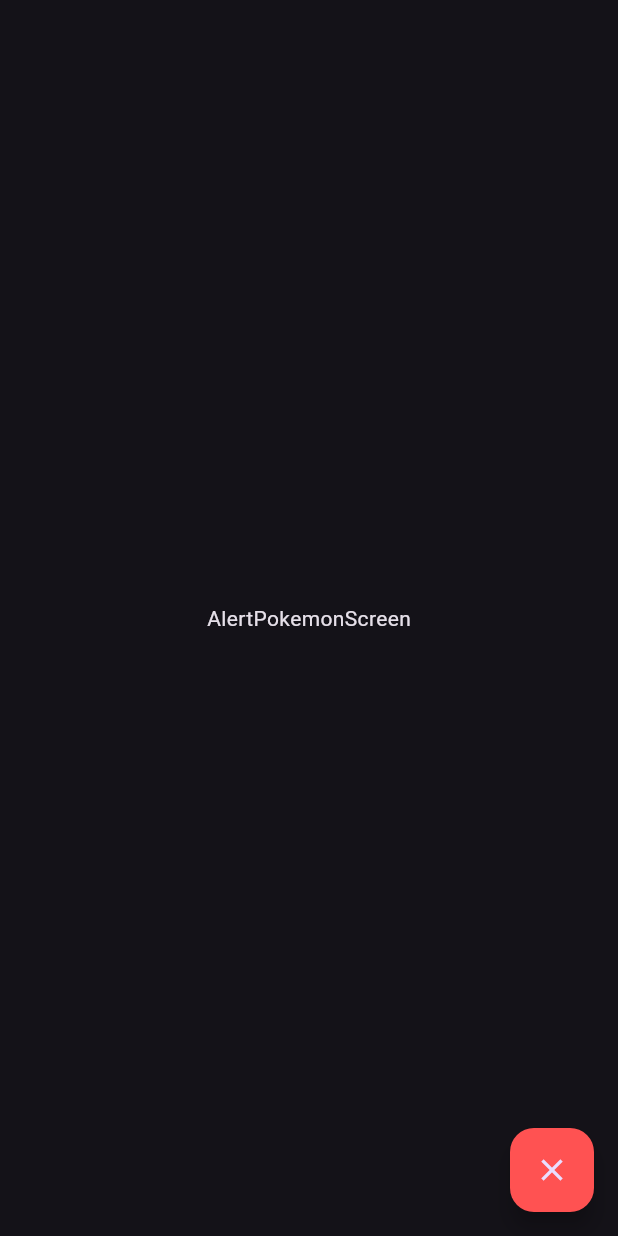
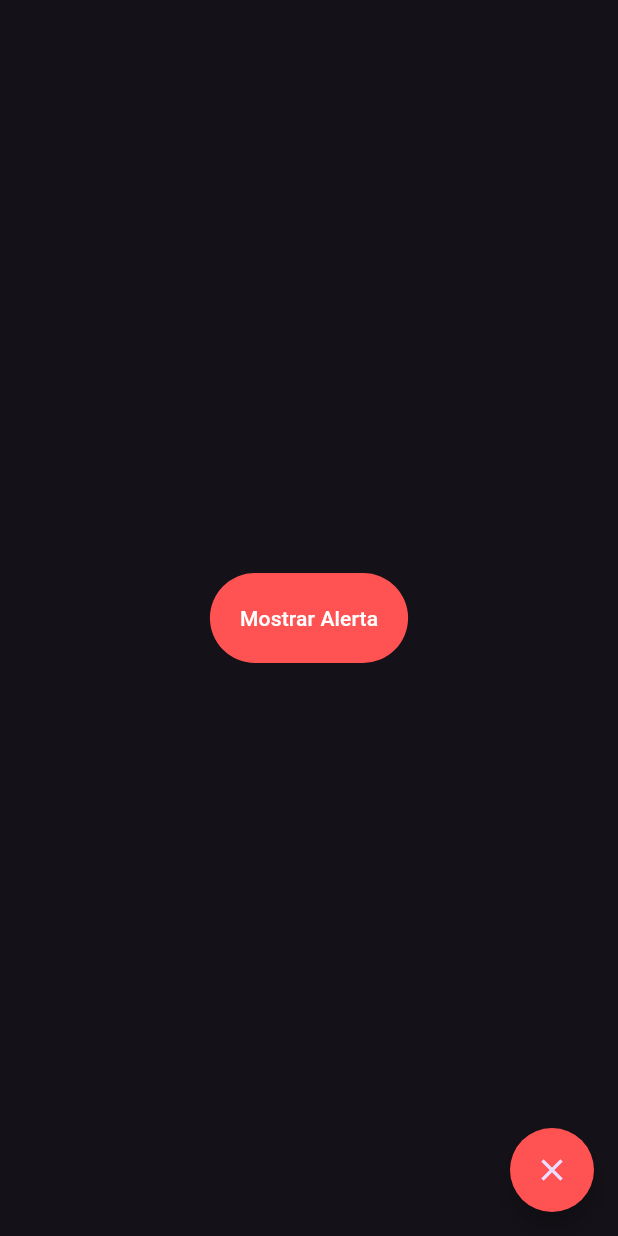
Before and after one commit to Franma2005/pokemon_app, a Flutter app: the AlertpokemonScreen screen opened by its route, on a phone screen of 412 x 824 dp. Run offline on Flutter 3.47's test engine with Material 3 defaults, Android fonts, the phone set to English and light mode, and no system bars.

Commit message:
avatar_pokemon_screen.dart

```diff
--- a/lib/screens/alertpokemon_screen.dart
+++ b/lib/screens/alertpokemon_screen.dart
@@ -1,4 +1,5 @@
 import 'package:flutter/material.dart';
+import 'package:pokemon_app/widgets/widgets.dart';
 
 class AlertpokemonScreen extends StatelessWidget {
 
@@ -8,7 +9,7 @@ class AlertpokemonScreen extends StatelessWidget {
   Widget build(BuildContext context) {
     return Scaffold(
       body: Center(
-         child: Text('AlertPokemonScreen'),
+         child: CustomPokemonElevatedButton(),
       ),
       floatingActionButton: FloatingActionButton(
         child: const Icon(Icons.close),
--- a/lib/theme/app_theme.dart
+++ b/lib/theme/app_theme.dart
@@ -23,6 +23,18 @@ class AppTheme {
     ),
     floatingActionButtonTheme: FloatingActionButtonThemeData(
       backgroundColor: primaryColor,
+      shape: RoundedRectangleBorder(
+        borderRadius: BorderRadius.circular(10000),
+      )
     ),
+    elevatedButtonTheme: ElevatedButtonThemeData(
+      style: ElevatedButton.styleFrom(
+        backgroundColor: primaryColor,
+        foregroundColor: titlesColor,
+        shape: StadiumBorder(),
+        padding: EdgeInsets.all(20),
+        elevation: 0
+      )
+    )
   );
 }
--- /dev/null
+++ b/lib/widgets/custom_pokemon_elevated_button.dart
@@ -0,0 +1,36 @@
+import 'package:flutter/material.dart';
+
+class CustomPokemonElevatedButton extends StatelessWidget {
+  const CustomPokemonElevatedButton({
+    super.key,
+  });
+
+  @override
+  Widget build(BuildContext context) {
+    return ElevatedButton(
+     onPressed: () =>
+     showDialog(
+       context: context,
+       barrierDismissible: false,
+       builder: (BuildContext context) => AlertDialog(
+         title: const Text('Pokeruta Equivocada'),
+         content: const Column(
+           mainAxisSize: MainAxisSize.min,
+           children: [
+             Text('A seleccionado una ruta invalida en la navegación de nuestra aplicación pokemon'),
+             SizedBox(height: 10),
+             FlutterLogo(size: 100),
+           ],
+         ),
+         actions: [
+           TextButton(
+             onPressed: () => Navigator.pop(context),
+             child: Text('Cancelar')
+           )
+         ],
+       )
+     ),
+     child: const Text('Mostrar Alerta')
+            );
+  }
+}
--- a/lib/widgets/widgets.dart
+++ b/lib/widgets/widgets.dart
@@ -1,2 +1,3 @@
 export 'custom_pokemon_card_tipo1.dart';
 export 'custom_pokemon_card_tipo2.dart';
+export 'custom_pokemon_elevated_button.dart';
```
Also changed, not shown: lib/screens/avatar_pokemon_screen.dart (added, +15 -0 lines).
